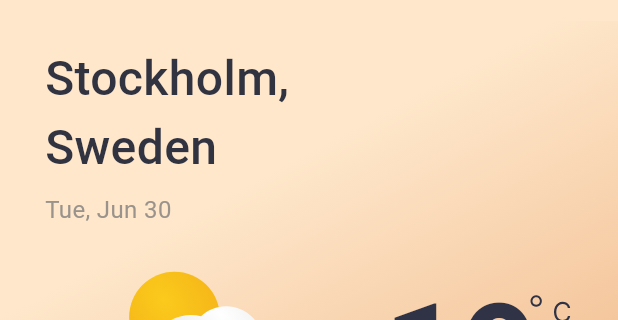
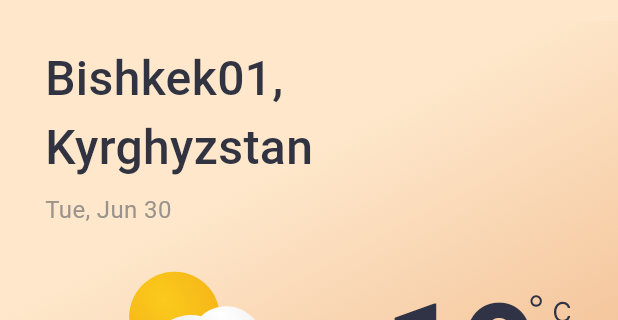
Before and after one commit to appitcompany312/kur15, a Flutter app: the screen it shows after launch, on a phone screen of 412 x 824 dp, the part 63-383 px from its top. Run offline on Flutter 3.47's test engine with Material 2 defaults, Android fonts, the phone set to English and light mode, and no system bars; our stand-ins replace audioplayers, flutter_svg, google_fonts.

Commit message:
added weather mock data

```diff
--- /dev/null
+++ b/weather_app/lib/constants/api_cons.dart
@@ -0,0 +1,4 @@
+class ApiConst {
+  static const apiKey = '32c06ec6dbcd0eaf9b43b396cd9f4606';
+  static const example = 'http://api.weatherapi.com/v1/current.json?key=e9d7452a41614cdea32164320231910&q=bishkek';
+}
--- a/weather_app/lib/home/home_body.dart
+++ b/weather_app/lib/home/home_body.dart
@@ -1,6 +1,7 @@
 import 'package:flutter/material.dart';
 import 'package:weather_app/constants/assets_const.dart';
 import 'package:weather_app/home/weather_extra.dart';
+import 'package:weather_app/model/mock_data.dart';
 import 'package:weather_app/widgets/city_time.dart';
 import 'package:weather_app/widgets/current_weather_card.dart';
 import 'package:weather_app/widgets/weather_info_cards.dart';
@@ -13,8 +14,8 @@ class HomeBody extends StatelessWidget {
     return Column(
       crossAxisAlignment: CrossAxisAlignment.start,
       children: [
-        const CityTimeWidget(
-          city: 'Stockholm,\nSweden',
+        CityTimeWidget(
+          city: '${(data['location'] as Map)['name']},\n${(data['location'] as Map)['country']}',
           time: 'Tue, Jun 30',
         ),
         const CurrentWetherCard(
--- /dev/null
+++ b/weather_app/lib/model/mock_data.dart
@@ -0,0 +1,31 @@
+final data = {
+  "location": {
+    "name": "Bishkek01",
+    "region": "Bishkek",
+    "country": "Kyrghyzstan",
+    "lat": 42.87,
+    "lon": 74.6,
+    "tz_id": "Asia/Bishkek",
+    "localtime_epoch": 1697736671,
+    "localtime": "2023-10-19 23:31"
+  },
+  "current": {
+    "last_updated": "2023-10-19 23:30",
+    "temp_c": 13.3,
+    "is_day": 0,
+    "condition": {
+      "text": "Clear",
+      "icon": "//cdn.weatherapi.com/weather/64x64/night/113.png",
+      "code": 1000,
+    },
+    "wind_mph": 3.6,
+    "wind_kph": 5.8,
+    "wind_dir": "SE",
+    "precip_mm": 0,
+    "precip_in": 0,
+    "humidity": 37,
+    "cloud": 2,
+    "feelslike_c": 13.4,
+    "vis_km": 10,
+  }
+};
--- /dev/null
+++ b/weather_app/lib/model/weather_model.dart
@@ -0,0 +1,75 @@
+class Weather {
+  const Weather({
+    required this.current,
+    required this.location,
+  });
+
+  final Location location;
+  final Current current;
+}
+
+class Location {
+  const Location({
+    required this.name,
+    required this.region,
+    required this.country,
+    required this.lat,
+    required this.lon,
+    required this.tzId,
+    required this.localTimeEpoch,
+    required this.localtime,
+  });
+
+  final String name;
+  final String region;
+  final String country;
+  final double lat;
+  final double lon;
+  final String tzId;
+  final int localTimeEpoch;
+  final String localtime;
+}
+
+class Current {
+  const Current({
+    required this.lastUpdated,
+    required this.tempC,
+    required this.isDay,
+    required this.condition,
+    required this.windMPH,
+    required this.windKPH,
+    required this.windDir,
+    required this.precipMM,
+    required this.precipIn,
+    required this.humidity,
+    required this.cloud,
+    required this.feelsLikeC,
+    required this.visKM,
+  });
+
+  final String lastUpdated;
+  final double tempC;
+  final int isDay;
+  final Condition condition;
+  final double windMPH;
+  final double windKPH;
+  final String windDir;
+  final num precipMM;
+  final num precipIn;
+  final int humidity;
+  final int cloud;
+  final double feelsLikeC;
+  final num visKM;
+}
+
+class Condition {
+  const Condition({
+    required this.code,
+    required this.icon,
+    required this.text,
+  });
+
+  final String text;
+  final String icon;
+  final int code;
+}
```
Also changed, not shown: weather_app/assets/data/bishkek.json (added, +41 -0 lines).
